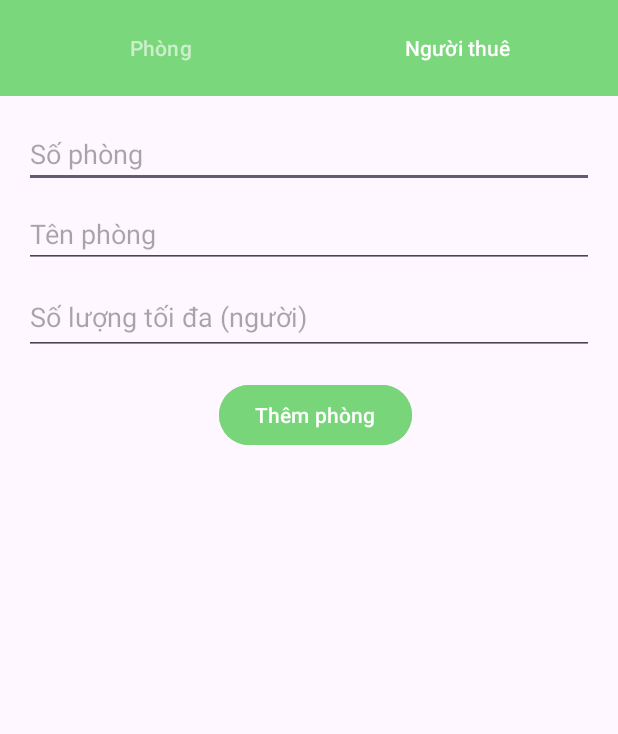
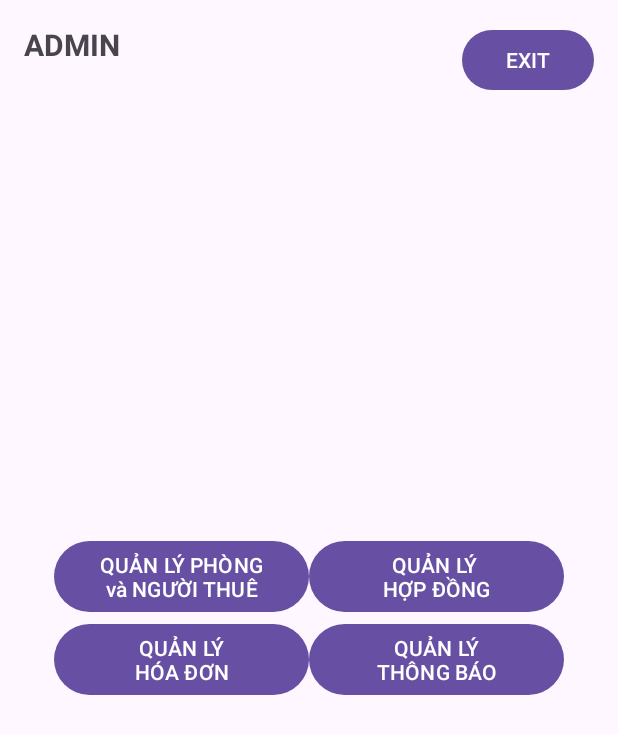
Before and after one commit to ThanhVy185/qlnhatro_firebase, an Android app: the screen it shows after launch (RoomManagementActivity before the commit, HomeActivity after it), on a phone screen of 412 x 824 dp. Shown: the top 734 px of the screen. Run offline under Robolectric (Android 15) with nearby library versions, the phone set to English and light mode, and no system bars.

Commit message:
Thanh Sang

```diff
--- a/app/src/main/AndroidManifest.xml
+++ b/app/src/main/AndroidManifest.xml
@@ -15,6 +15,14 @@
         android:theme="@style/Theme.Qlnhatro"
         tools:targetApi="31">
         <activity
+            android:name=".HomeActivity"
+            android:exported="true">
+        <intent-filter>
+            <action android:name="android.intent.action.MAIN" />
+
+            <category android:name="android.intent.category.LAUNCHER" />
+        </intent-filter>/></activity>
+        <activity
             android:name=".TenantAdapter"
             android:exported="false" />
         <activity
@@ -28,12 +36,8 @@
             android:exported="false" /> <!-- RoomManagementActivity bây giờ là Launcher -->
         <activity
             android:name=".RoomManagementActivity"
-            android:exported="true">
-            <intent-filter>
-                <action android:name="android.intent.action.MAIN" />
+            android:exported="false">
 
-                <category android:name="android.intent.category.LAUNCHER" />
-            </intent-filter>
         </activity>
         <activity
             android:name=".TenantManagementActivity"
--- /dev/null
+++ b/app/src/main/java/com/huflit/qlnhatro/HomeActivity.java
@@ -0,0 +1,38 @@
+package com.huflit.qlnhatro;
+
+import android.content.Intent;
+import android.os.Bundle;
+import android.view.View;
+import android.widget.Button;
+import androidx.appcompat.app.AppCompatActivity;
+
+public class HomeActivity extends AppCompatActivity {
+
+    Button btnQLPhong, btnQLHopDong, btnQLHoaDon, btnQLThongBao, btnExit;
+
+    @Override
+    protected void onCreate(Bundle savedInstanceState) {
+        super.onCreate(savedInstanceState);
+        setContentView(R.layout.activity_home);
+
+        btnQLPhong = findViewById(R.id.btnQLPhong);
+        btnQLHopDong = findViewById(R.id.btnQLHopDong);
+        btnQLHoaDon = findViewById(R.id.btnQLHoaDon);
+        btnQLThongBao = findViewById(R.id.btnQLThongBao);
+        btnExit = findViewById(R.id.btnExit);
+
+        btnQLPhong.setOnClickListener(v ->
+                startActivity(new Intent(this, RoomManagementActivity.class)));
+/*
+        btnQLHopDong.setOnClickListener(v ->
+                startActivity(new Intent(this, QuanLyHopDongActivity.class)));
+
+        btnQLHoaDon.setOnClickListener(v ->
+                startActivity(new Intent(this, QuanLyHoaDonActivity.class)));
+
+        btnQLThongBao.setOnClickListener(v ->
+                startActivity(new Intent(this, QuanLyThongBaoActivity.class)));*/
+
+        btnExit.setOnClickListener(v -> finishAffinity()); // Thoát ứng dụng
+    }
+}
--- /dev/null
+++ b/app/src/main/res/layout/activity_home.xml
@@ -0,0 +1,67 @@
+<?xml version="1.0" encoding="utf-8"?>
+<RelativeLayout xmlns:android="http://schemas.android.com/apk/res/android"
+    android:layout_width="match_parent"
+    android:layout_height="match_parent"
+    android:padding="16dp">
+
+    <!-- ADMIN -->
+    <TextView
+        android:id="@+id/tvAdmin"
+        android:layout_width="wrap_content"
+        android:layout_height="wrap_content"
+        android:text="ADMIN"
+        android:textSize="20sp"
+        android:textStyle="bold"
+        android:layout_alignParentStart="true"
+        android:layout_alignParentTop="true" />
+
+    <!-- Exit -->
+    <Button
+        android:id="@+id/btnExit"
+        android:layout_width="wrap_content"
+        android:layout_height="wrap_content"
+        android:text="EXIT"
+        android:layout_alignParentEnd="true"
+        android:layout_alignParentTop="true" />
+
+    <!-- 4 Buttons -->
+    <GridLayout
+        android:id="@+id/gridLayout"
+        android:layout_width="match_parent"
+        android:layout_height="wrap_content"
+        android:layout_centerInParent="true"
+        android:columnCount="2"
+        android:rowCount="2"
+        android:alignmentMode="alignMargins"
+        android:padding="20dp"
+        android:layout_marginTop="50dp">
+
+        <Button
+            android:id="@+id/btnQLPhong"
+            android:layout_width="0dp"
+            android:layout_height="wrap_content"
+            android:layout_columnWeight="1"
+            android:text="QUẢN LÝ PHÒNG và NGƯỜI THUÊ" />
+
+        <Button
+            android:id="@+id/btnQLHopDong"
+            android:layout_width="0dp"
+            android:layout_height="wrap_content"
+            android:layout_columnWeight="1"
+            android:text="QUẢN LÝ \nHỢP ĐỒNG" />
+
+        <Button
+            android:id="@+id/btnQLHoaDon"
+            android:layout_width="0dp"
+            android:layout_height="wrap_content"
+            android:layout_columnWeight="1"
+            android:text="QUẢN LÝ\nHÓA ĐƠN" />
+
+        <Button
+            android:id="@+id/btnQLThongBao"
+            android:layout_width="0dp"
+            android:layout_height="wrap_content"
+            android:layout_columnWeight="1"
+            android:text="QUẢN LÝ\nTHÔNG BÁO" />
+    </GridLayout>
+</RelativeLayout>
--- a/app/src/main/res/layout/activity_room_management.xml
+++ b/app/src/main/res/layout/activity_room_management.xml
@@ -19,13 +19,13 @@
             android:hint="Số phòng"
             android:inputType="number"
             android:layout_width="match_parent"
-            android:layout_height="wrap_content"/>
+            android:layout_height="50dp"/>
 
         <EditText
             android:id="@+id/etRoomName"
             android:hint="Tên phòng"
             android:layout_width="match_parent"
-            android:layout_height="wrap_content"
+            android:layout_height="50dp"
             android:layout_marginTop="8dp"/>
 
         <EditText
@@ -53,5 +53,7 @@
         android:layout_width="match_parent"
         android:layout_height="0dp"
         android:layout_weight="1"
-        android:padding="8dp"/>
+        android:padding="8dp">
+
+    </androidx.recyclerview.widget.RecyclerView>
 </LinearLayout>
```
